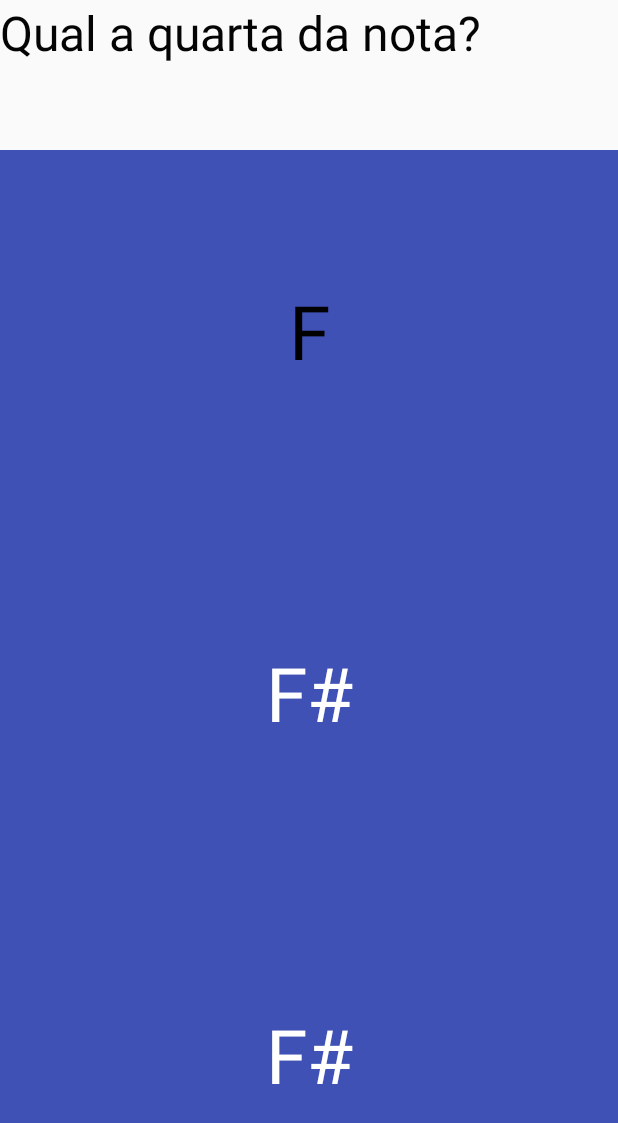
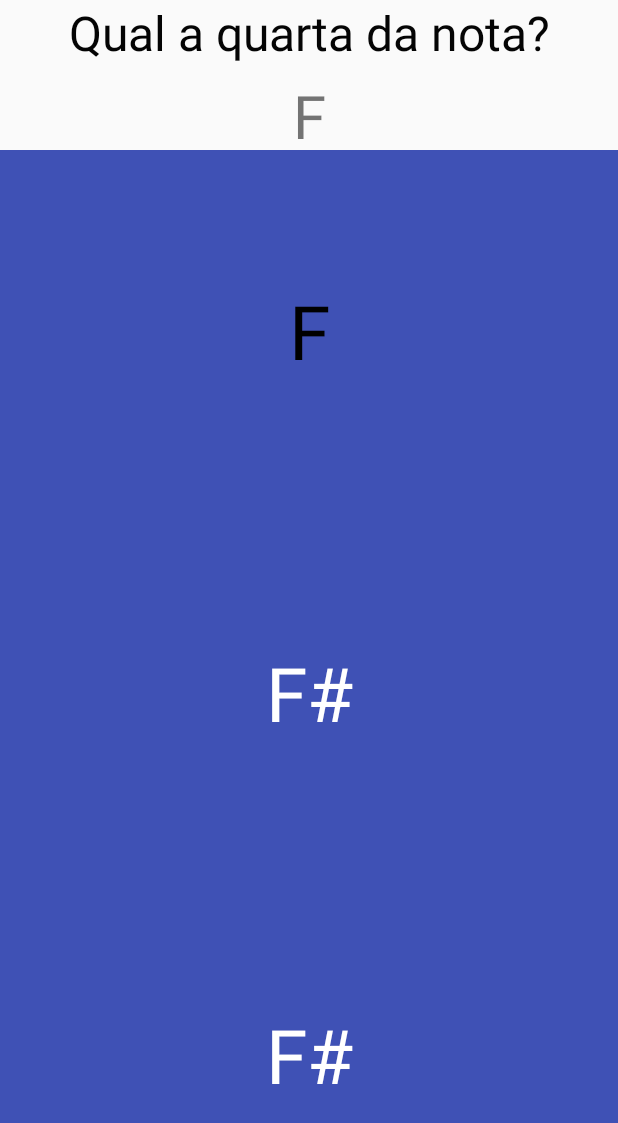
Before and after one commit to mtsodf/MusicGame, an Android app: the GameActivity screen opened directly, with no data from a screen before it, after a tap on "G#", on a phone screen of 412 x 824 dp. Shown: the top 1123 px of the screen. Run offline under Robolectric (Android 15) with nearby library versions, the phone set to English and light mode, and no system bars; 4 statements that could not run were skipped.

Commit message:
Adicao de Classe NoteGame e nova activity do jogo

```diff
--- a/app/src/main/java/music/com/br/musicgame/GameActivity.java
+++ b/app/src/main/java/music/com/br/musicgame/GameActivity.java
@@ -68,6 +68,8 @@ public class GameActivity extends Activity {
         noteGame.newPhase();
 
         questionView.setText(noteGame.question);
+        noteView.setText(noteGame.currentNote.toString());
+
 
         setAnswers();
     }
@@ -80,6 +82,7 @@ public class GameActivity extends Activity {
 
     private void getReferenceToViews() {
         questionView = (TextView) findViewById(R.id.questionsView);
+        noteView = (TextView) findViewById(R.id.noteView);
         answer1View = (TextView) findViewById(R.id.answer1View);
         answer2View = (TextView) findViewById(R.id.answer2View);
         answer3View = (TextView) findViewById(R.id.answer3View);
@@ -128,17 +131,12 @@ public class GameActivity extends Activity {
         else
             t.setTextColor(Color.GREEN);
 
-        try {
-            wait(200);
-        } catch (InterruptedException e) {
-            e.printStackTrace();
-        }
 
         t.setTextColor(Color.BLACK);
 
     }
 
-    TextView questionView, answer1View, answer2View, answer3View;
+    TextView questionView, noteView, answer1View, answer2View, answer3View;
 
     @Override
     public void onStop() {
--- a/app/src/main/res/layout/activity_game.xml
+++ b/app/src/main/res/layout/activity_game.xml
@@ -12,17 +12,26 @@
     <LinearLayout
         android:layout_width="match_parent"
         android:layout_height="100dp"
+        android:orientation="vertical"
         >
 
         <TextView
             android:id="@+id/questionsView"
             android:layout_width="match_parent"
-            android:layout_height="match_parent"
+            android:layout_height="50dp"
             android:text="Qual a quarta da nota?"
-
+            android:textAlignment="center"
             android:textSize="@dimen/abc_dropdownitem_icon_width"
             android:textColor="#040404" />
 
+        <TextView
+            android:id="@+id/noteView"
+            android:layout_width="match_parent"
+            android:layout_height="50dp"
+            android:text="Test"
+            android:textAlignment="center"
+            android:textSize="40dp"
+            />
 
     </LinearLayout>
 
```
